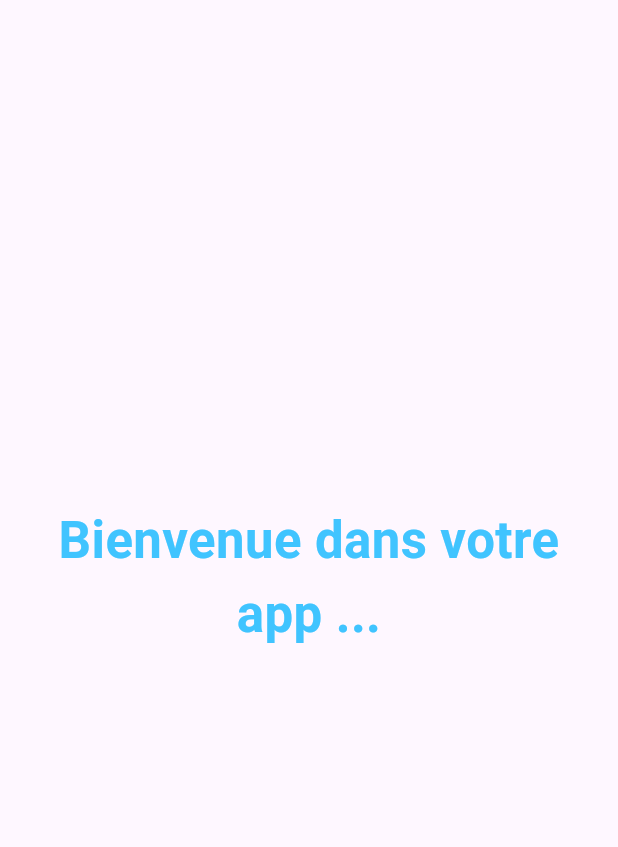
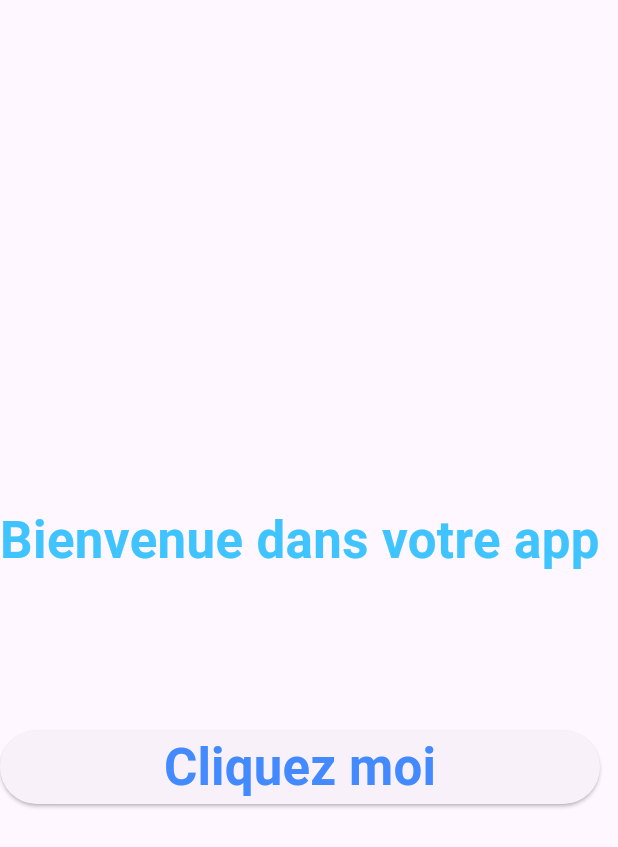
Before and after one commit to RBen19/flutterAppMeteo, a Flutter app: the screen it shows after launch, on a phone screen of 412 x 824 dp. Shown: the top 847 px of the screen. Run offline on Flutter 3.47's test engine with Material 3 defaults, Android fonts, the phone set to English and light mode, and no system bars; drawn by our look-alikes of animated_text_kit.

Commit message:
update home screen

```diff
--- a/lib/Screen/home_screen.dart
+++ b/lib/Screen/home_screen.dart
@@ -12,7 +12,10 @@ class HomeScreen extends StatelessWidget {
         SizedBox(
           height: 280,
         ),
-        AnimatedScreen()
+        AnimatedScreen(),
+        SizedBox(
+          height: 80,
+        ),
       ]),
     );
   }
@@ -24,19 +27,25 @@ class AnimatedScreen extends StatelessWidget {
   @override
   Widget build(BuildContext context) {
     return Container(
+      height: 200,
+      width: 400,
       decoration: BoxDecoration(),
-      child: Center(
-        child: AnimatedTextKit(
+      child: Stack(
+        children: [
+          Center(
+            child: Column(
+              children: [
+                AnimatedTextKit(
                     repeatForever: true,
                     pause: Duration(seconds: 2),
                     animatedTexts: [
-              TypewriterAnimatedText("Bienvenue dans votre app ...",
+                      TypewriterAnimatedText("Bienvenue dans votre app",
                           textAlign: TextAlign.center,
                           textStyle: BlueStyleHomeScreen()),
                       ScaleAnimatedText("M2 météo",
                           textAlign: TextAlign.center,
                           textStyle: OrangeStyleHomeScreen()),
-              FadeAnimatedText("Ciquer sur le button magique",
+                      FadeAnimatedText("Cliquez sur le button magique",
                           textAlign: TextAlign.center,
                           textStyle: BlueStyleHomeScreen()),
                       ColorizeAnimatedText('Pour commencer l\'experience',
@@ -44,6 +53,29 @@ class AnimatedScreen extends StatelessWidget {
                           textStyle: OrangeStyleHomeScreen(),
                           colors: [Colors.orange, Colors.indigo]),
                     ]),
+                SizedBox(
+                  height: 100,
+                ),
+              ],
+            ),
+          ),
+          Positioned(
+            bottom: 0,
+            left: 0,
+            right: 0,
+            child: ElevatedButton(
+              onPressed: () {
+                print("redirection vers la page de la meteo");
+              },
+              child: AnimatedTextKit(repeatForever: true, animatedTexts: [
+                ColorizeAnimatedText('Cliquez moi',
+                    textAlign: TextAlign.center,
+                    textStyle: OrangeStyleHomeScreen(),
+                    colors: [Colors.blueAccent, Colors.orange])
+              ]),
+            ),
+          ),
+        ],
       ),
     );
   }
--- a/lib/main.dart
+++ b/lib/main.dart
@@ -12,6 +12,7 @@ class MyApp extends StatelessWidget {
   @override
   Widget build(BuildContext context) {
     return MaterialApp(
+      debugShowCheckedModeBanner: false,
       title: 'Flutter Demo',
       theme: ThemeData(
         // This is the theme of your application.
--- a/pubspec.yaml
+++ b/pubspec.yaml
@@ -35,6 +35,8 @@ dependencies:
   # Use with the CupertinoIcons class for iOS style icons.
   cupertino_icons: ^1.0.8
   animated_text_kit: ^4.2.3
+  flutter_animated_button: ^2.0.4
+  google_fonts: ^6.2.1
 
 dev_dependencies:
   flutter_test:
```
Also changed, not shown: pubspec.lock, 2 other files. Lines whose indentation alone changed are shown as unchanged.
